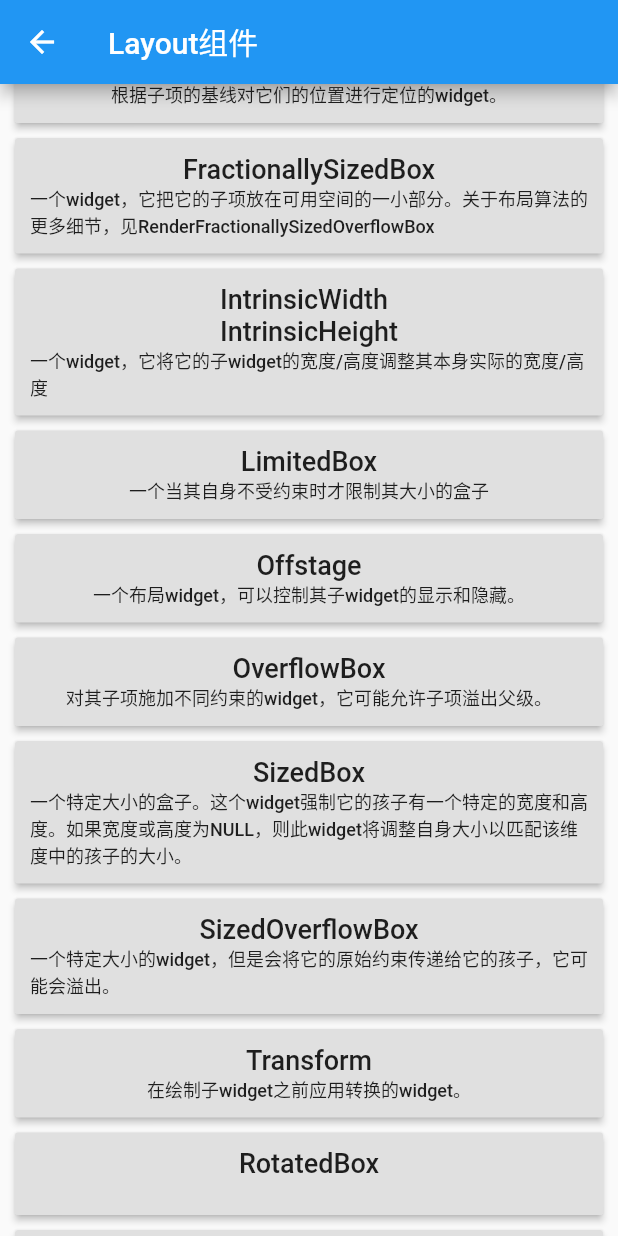
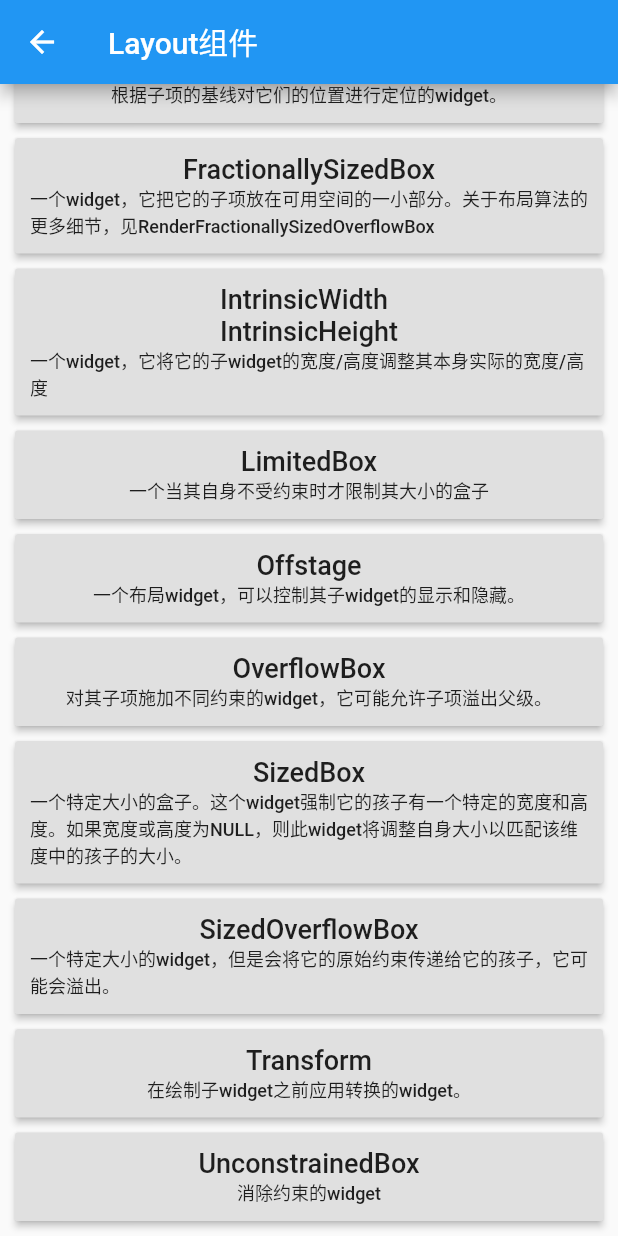
Before and after one commit to starryxp/flutter_app, a Flutter app: the LayoutWidgetListPage screen opened by its route, scrolled down 623 dp, on a phone screen of 412 x 824 dp. Run offline on Flutter 3.47's test engine with Material 2 defaults, Android fonts, the phone set to English and light mode, and no system bars; our stand-ins replace fluttertoast.

Commit message:
UnconstrainedBoxPage.dart

```diff
--- a/lib/utils/Constant.dart
+++ b/lib/utils/Constant.dart
@@ -2,6 +2,7 @@ class Constant {
   static final homeHomePage = "/home/home_page";
 
   static final widgetsWidgetsListPage = "/widgets/widgets_list_page";
+
   //Matrix4矩阵变换
   static final matrix4Matrix4Page = "/matrix4/matrix4_page";
 
@@ -110,4 +111,6 @@ class Constant {
   static final widgetsLayoutSizedOverflowBoxPage =
       "/widgets/layout/sized_overflow_box_page";
   static final widgetsLayoutTransformPage = "/widgets/layout/transform_page";
+  static final widgetsLayoutUnconstrainedBoxPage =
+      "/widgets/layout/unconstrained_box_page";
 }
--- a/lib/utils/RouterTable.dart
+++ b/lib/utils/RouterTable.dart
@@ -47,6 +47,7 @@ import 'package:flutter_app/widgets/layout/PaddingPage.dart';
 import 'package:flutter_app/widgets/layout/SizedBoxPage.dart';
 import 'package:flutter_app/widgets/layout/SizedOverflowBoxPage.dart';
 import 'package:flutter_app/widgets/layout/TransformPage.dart';
+import 'package:flutter_app/widgets/layout/UnconstrainedBoxPage.dart';
 import 'package:flutter_app/widgets/material/AlertDialogPage.dart';
 import 'package:flutter_app/widgets/material/BottomSheetPage.dart';
 import 'package:flutter_app/widgets/material/CardPage.dart';
@@ -185,5 +186,7 @@ class RouteTable {
     Constant.widgetsLayoutSizedOverflowBoxPage: (context) =>
         SizedOverflowBoxPage(),
     Constant.widgetsLayoutTransformPage: (context) => TransformPage(),
+    Constant.widgetsLayoutUnconstrainedBoxPage: (context) =>
+        UnconstrainedBoxPage(),
   };
 }
--- a/lib/widgets/layout/LayoutWidgetListPage.dart
+++ b/lib/widgets/layout/LayoutWidgetListPage.dart
@@ -75,9 +75,10 @@ class LayoutWidgetListPage extends StatefulWidget {
         title: 'Transform',
         content: '在绘制子widget之前应用转换的widget。',
         routerName: Constant.widgetsLayoutTransformPage),
-    HomeData(title: 'RotatedBox', content: '', routerName: ''),
-    HomeData(title: 'BoxDecoration', content: '', routerName: ''),
-    HomeData(title: 'UnconstrainedBox', content: '', routerName: ''),
+    HomeData(
+        title: 'UnconstrainedBox',
+        content: '消除约束的widget',
+        routerName: Constant.widgetsLayoutUnconstrainedBoxPage),
   ];
 
   @override
--- /dev/null
+++ b/lib/widgets/layout/UnconstrainedBoxPage.dart
@@ -0,0 +1,39 @@
+import 'package:flutter/material.dart';
+
+class UnconstrainedBoxPage extends StatelessWidget {
+  final _tip = '''
+1.UnconstrainedBox介绍
+消除约束的widget
+2.UnconstrainedBox属性
+- child：
+- textDirection：文本方向
+- alignment = Alignment.center：
+- constrainedAxis：保留纵向或者横向的约束
+  ''';
+
+  @override
+  Widget build(BuildContext context) {
+    return Scaffold(
+      appBar: AppBar(
+        title: Text('UnconstrainedBox'),
+      ),
+      body: Container(
+        width: double.infinity,
+        height: double.infinity,
+        constraints: BoxConstraints(
+          minWidth: 200,
+          minHeight: 200,
+        ),
+        child: UnconstrainedBox(
+          constrainedAxis: Axis.horizontal,
+          alignment: Alignment.center,
+          child: Container(
+            width: 30,
+            height: 30,
+            color: Colors.blue,
+          ),
+        ),
+      ),
+    );
+  }
+}
```
